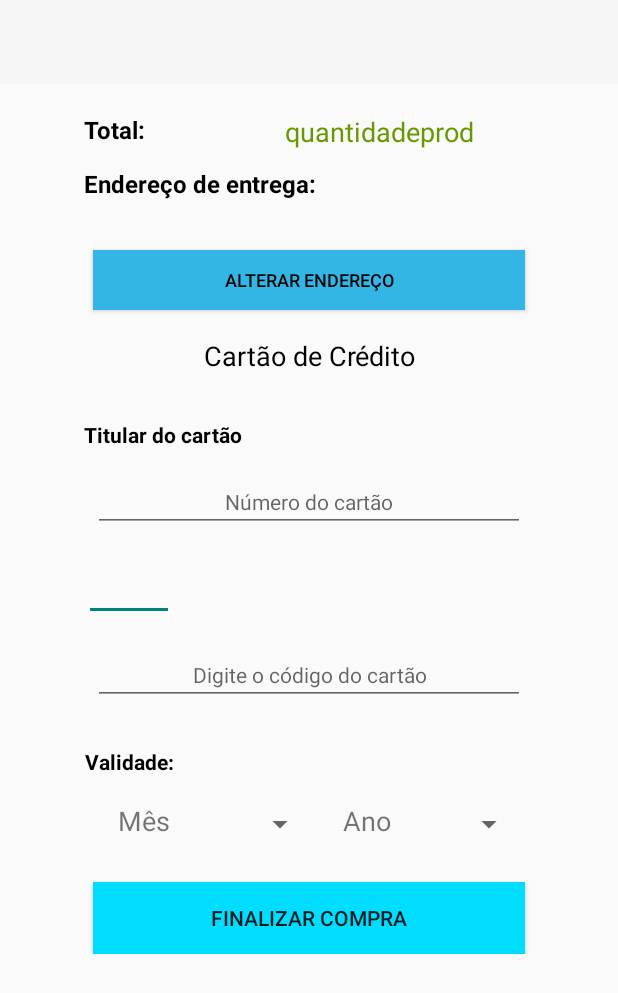
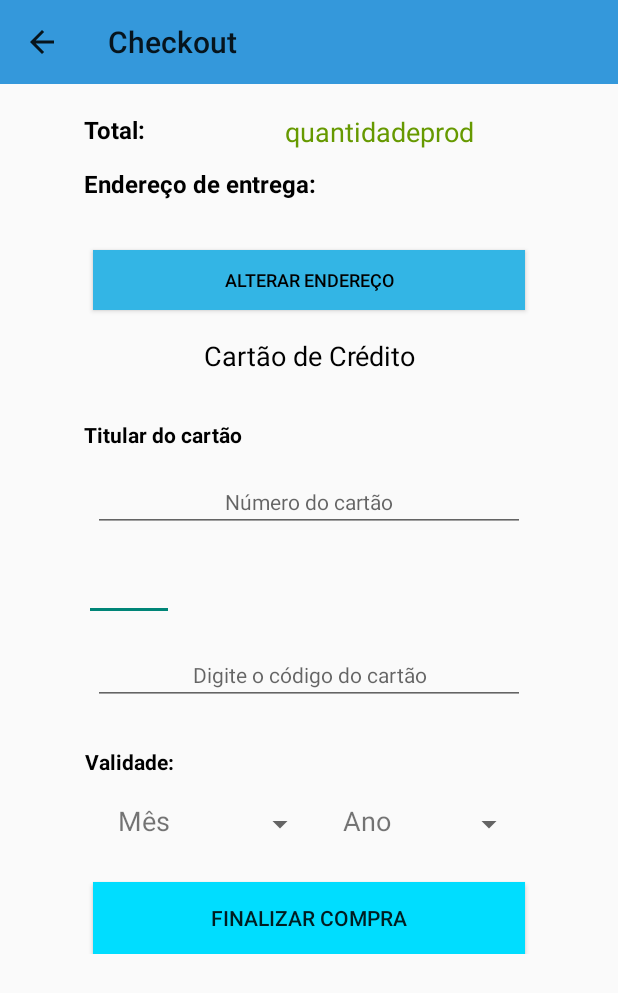
Before and after one commit to URWay/Gandalf-App, an Android app: the Checkout screen opened directly, with no data from a screen before it, on a phone screen of 412 x 824 dp. Shown: the top 993 px of the screen. Run offline under Robolectric (Android 15) with nearby library versions, the phone set to English and light mode, and no system bars.

Commit message:
Ajustes finais

```diff
--- a/PIQuatro/app/src/main/java/com/app/gandalf/piquatro/Checkout/Checkout.java
+++ b/PIQuatro/app/src/main/java/com/app/gandalf/piquatro/Checkout/Checkout.java
@@ -60,9 +60,11 @@ public class Checkout extends AppCompatActivity {
         super.onCreate(savedInstanceState);
         setContentView(R.layout.activity_checkout);
 
-        Toolbar myToolbar = (Toolbar) findViewById(R.id.my_toolbar);
+        Toolbar myToolbar = (Toolbar) findViewById(R.id.toolbar);
         setSupportActionBar(myToolbar);
-
+        getSupportActionBar().setDisplayHomeAsUpEnabled(true); //Mostrar o botão
+        getSupportActionBar().setHomeButtonEnabled(true);      //Ativar o botão
+        getSupportActionBar().setTitle("Checkout");     //Titulo para ser exibido na sua Action Bar em frente à seta
 
         txtnumcod = (EditText) findViewById(R.id.txtnumcod);
 
@@ -70,8 +72,6 @@ public class Checkout extends AppCompatActivity {
 
         SharedPreferences prefs = getSharedPreferences(PREFS_NAME, MODE_PRIVATE);
         String json = prefs.getString(PRODUCTS, null);
-
-
 
 
         // Login
--- a/PIQuatro/app/src/main/java/com/app/gandalf/piquatro/Enderecos.java
+++ b/PIQuatro/app/src/main/java/com/app/gandalf/piquatro/Enderecos.java
@@ -5,6 +5,7 @@ import android.content.SharedPreferences;
 import android.os.AsyncTask;
 import android.os.Bundle;
 import android.support.v7.app.AppCompatActivity;
+import android.support.v7.widget.Toolbar;
 import android.view.View;
 import android.widget.AdapterView;
 import android.widget.ArrayAdapter;
@@ -32,6 +33,9 @@ public class Enderecos extends AppCompatActivity {
         super.onCreate(savedInstanceState);
         setContentView(R.layout.activity_enderecos);
 
+
+        Toolbar myToolbar = (Toolbar) findViewById(R.id.toolbar);
+        setSupportActionBar(myToolbar);
         getSupportActionBar().setDisplayHomeAsUpEnabled(true); //Mostrar o botão
         getSupportActionBar().setHomeButtonEnabled(true);      //Ativar o botão
         getSupportActionBar().setTitle("Meus Endereços");     //Titulo para ser exibido na sua Action Bar em frente à seta
--- a/PIQuatro/app/src/main/java/com/app/gandalf/piquatro/QRCode.java
+++ b/PIQuatro/app/src/main/java/com/app/gandalf/piquatro/QRCode.java
@@ -59,7 +59,7 @@ public class QRCode extends AppCompatActivity {
             @Override
             public void handleResult(Result result) {
                 AlertDialog.Builder builder = new AlertDialog.Builder(QRCode.this);
-                builder.setTitle("Scan Result");
+                builder.setTitle("Resultado");
                 builder.setMessage(result.getText());
 
                 final ZXingScannerView.ResultHandler rh = this;
--- a/PIQuatro/app/src/main/res/layout/activity_checkout.xml
+++ b/PIQuatro/app/src/main/res/layout/activity_checkout.xml
@@ -280,14 +280,14 @@
     </ScrollView>
 
     <android.support.v7.widget.Toolbar
-        android:id="@+id/toolbar2"
+        android:id="@+id/toolbar"
         android:layout_width="match_parent"
         android:layout_height="wrap_content"
-        android:background="?attr/colorPrimary"
+        android:layout_alignParentStart="true"
+        android:layout_alignParentTop="true"
+        android:background="@color/colorAccent"
         android:minHeight="?attr/actionBarSize"
-        android:theme="?attr/actionBarTheme"
-        android:layout_alignParentTop="true"
-        android:layout_alignParentStart="true" />
+        android:theme="?attr/actionBarTheme" />
 
 
 </RelativeLayout>
```
Also changed, not shown: PIQuatro/app/src/main/AndroidManifest.xml (+15 -4 lines), PIQuatro/app/src/main/java/com/app/gandalf/piquatro/Login.java (+4 -4 lines), PIQuatro/app/src/main/java/com/app/gandalf/piquatro/NewIndex.java (+29 -5 lines), PIQuatro/app/src/main/java/com/app/gandalf/piquatro/descProduto.java (+11 -1 lines), PIQuatro/app/src/main/res/layout/activity_detalhe_produto.xml (+14 -4 lines), PIQuatro/app/src/main/res/layout/activity_enderecos.xml (+6 -10 lines), PIQuatro/app/src/main/res/layout/activity_login.xml (+15 -9 lines), PIQuatro/app/src/main/res/layout/fragment_carrinho_empty.xml (+8 -7 lines).
